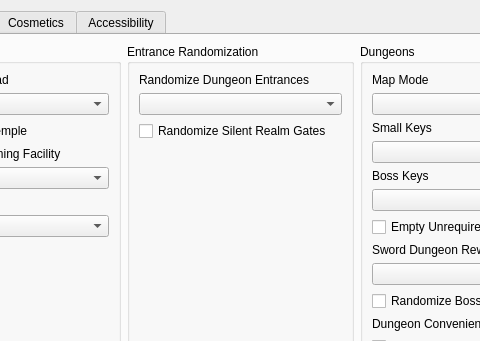
This is gui/randogui.ui in ssrando/ssrando as Qt 5 draws it before an edit; both pictures show x 594 to 1074 and y 0 to 341 of the 1202 by 759 pixel window. The edited form follows.
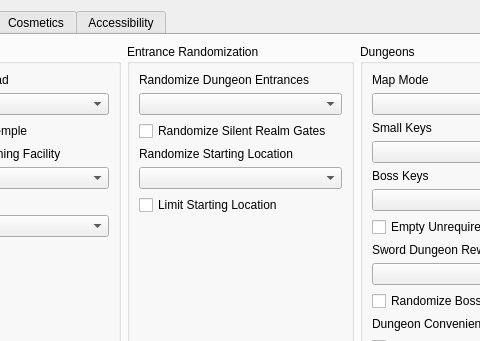
This is the edited form. The open tabs and pages were chosen to show the change.

Patch:
```diff
--- a/gui/randogui.ui
+++ b/gui/randogui.ui
@@ -849,6 +849,23 @@
                </property>
               </widget>
              </item>
+             <item>
+              <widget class="QLabel" name="label_for_option_random_start_entrance">
+               <property name="text">
+                <string>Randomize Starting Location</string>
+               </property>
+              </widget>
+             </item>
+             <item>
+              <widget class="QComboBox" name="option_random_start_entrance"/>
+             </item>
+             <item>
+              <widget class="QCheckBox" name="option_limit_start_entrance">
+               <property name="text">
+                <string>Limit Starting Location</string>
+               </property>
+              </widget>
+             </item>
              <item>
               <spacer name="vspace_entrance_rando">
                <property name="orientation">
```
